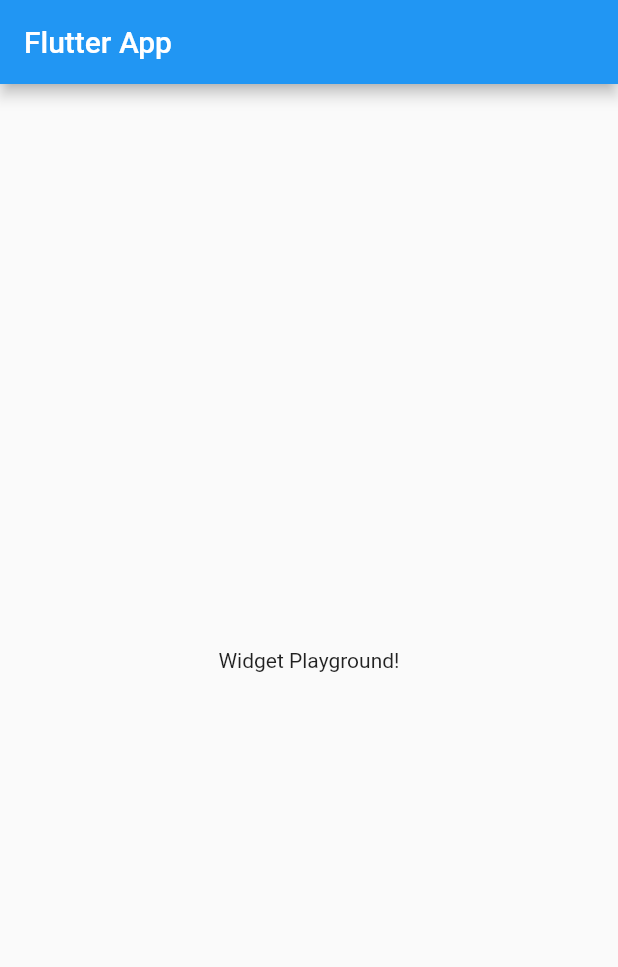
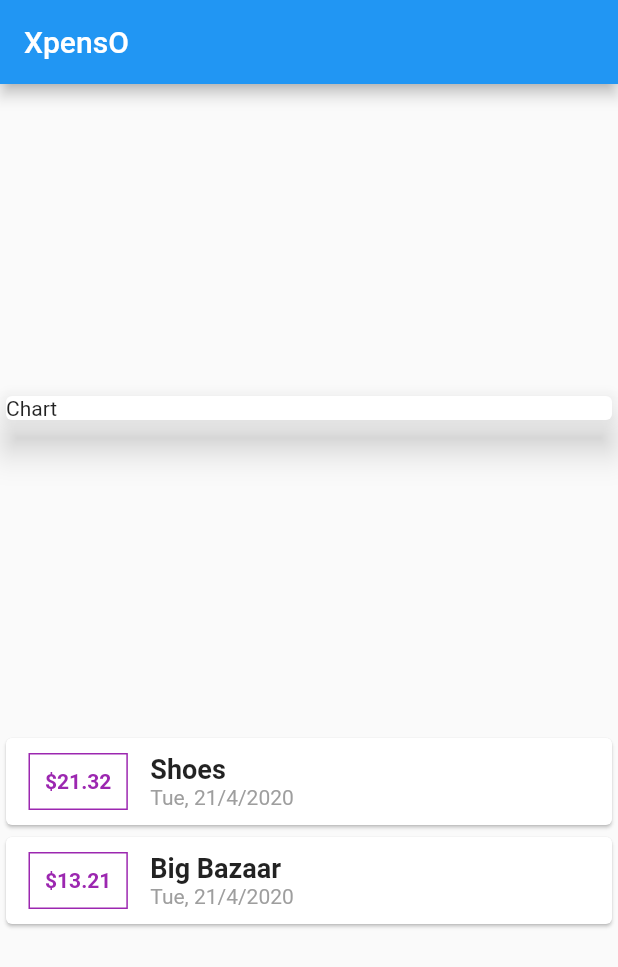
Before and after one commit to rairishi764/expensecalculator, a Flutter app: the screen it shows after launch, on a phone screen of 412 x 824 dp. Shown: the top 967 px of the screen. Run offline on Flutter 3.47's test engine with Material 2 defaults, Android fonts, the phone set to English and light mode, and no system bars.

Commit message:
basic transaction display list completed

```diff
--- a/lib/main.dart
+++ b/lib/main.dart
@@ -1,4 +1,6 @@
+import './transaction.dart';
 import 'package:flutter/material.dart';
+import 'package:intl/intl.dart';
 
 void main() => runApp(MyApp());
 
@@ -13,14 +15,51 @@ class MyApp extends StatelessWidget {
 }
 
 class MyHomePage extends StatelessWidget {
+  final List<Transaction> transactions = [
+    Transaction(id: 't1', title: 'Shoes', amount: 21.32, date: DateTime.now()),
+    Transaction(id: 't2', title: 'Big Bazaar', amount: 13.21, date: DateTime.now()),
+  ];
   @override
   Widget build(BuildContext context) {
     return Scaffold(
       appBar: AppBar(
-        title: Text('Flutter App'),
+        title: Text('XpensO'),
       ),
-      body: Center(
-        child: Text('Widget Playground!'),
+      body: Column(
+        mainAxisAlignment: MainAxisAlignment
+            .spaceEvenly, //main axis is long main line telling how children are placed along
+        crossAxisAlignment: CrossAxisAlignment.start,
+        children: <Widget>[
+          Card(
+            child: Container(
+              child: Text("Chart"),
+              width: double.infinity,
+            ),
+            elevation: 10,
+          ),
+          Column(
+            children: transactions.map((tx) {
+              return Card(
+                  child: Row(
+                children: <Widget>[
+                  Container(
+                    margin: EdgeInsets.symmetric(vertical: 10,horizontal: 15),
+                    decoration: BoxDecoration(border: Border.all(color: Colors.purple,width: 1 )),
+                    child: Text("\$${tx.amount}", style: TextStyle(fontWeight: FontWeight.bold,color: Colors.purple,)),
+                    padding: EdgeInsets.all(10),
+                  ),
+                  Column(
+                    crossAxisAlignment: CrossAxisAlignment.start,
+                    children: <Widget>[
+                      Text(tx.title, style: TextStyle(fontWeight: FontWeight.bold, fontSize: 18),),
+                      Text(DateFormat('EEE, d/M/y').format(tx.date), style: TextStyle(color: Colors.grey),)
+                    ],
+                  )
+                ],
+              ));
+            }).toList(),
+          ),
+        ],
       ),
     );
   }
--- /dev/null
+++ b/lib/transaction.dart
@@ -0,0 +1,14 @@
+import 'package:flutter/foundation.dart'; //for @required
+
+class Transaction {
+  final String id;
+  final String title;
+  final double amount;
+  final DateTime date;
+
+  Transaction(
+      {@required this.id,
+      @required this.title,
+      @required this.amount,
+      @required this.date});
+}
--- a/pubspec.yaml
+++ b/pubspec.yaml
@@ -19,6 +19,8 @@ environment:
 dependencies:
   flutter:
     sdk: flutter
+  intl: ^0.15.8
+
 
   # The following adds the Cupertino Icons font to your application.
   # Use with the CupertinoIcons class for iOS style icons.
```
Also changed, not shown: pubspec.lock.
